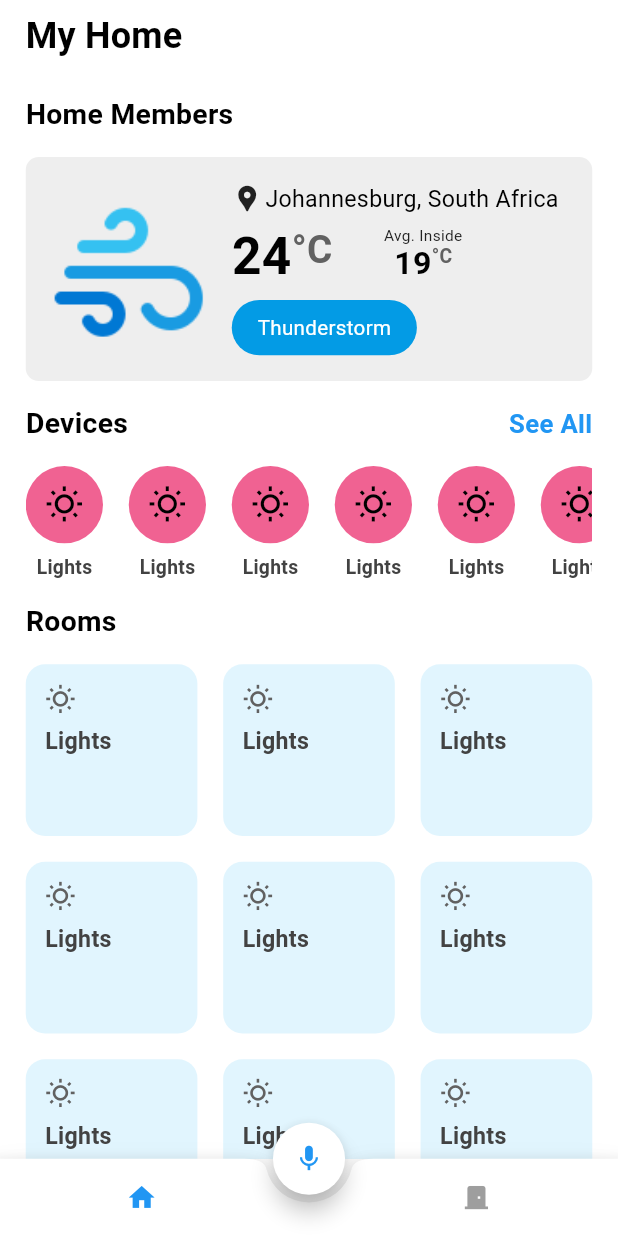
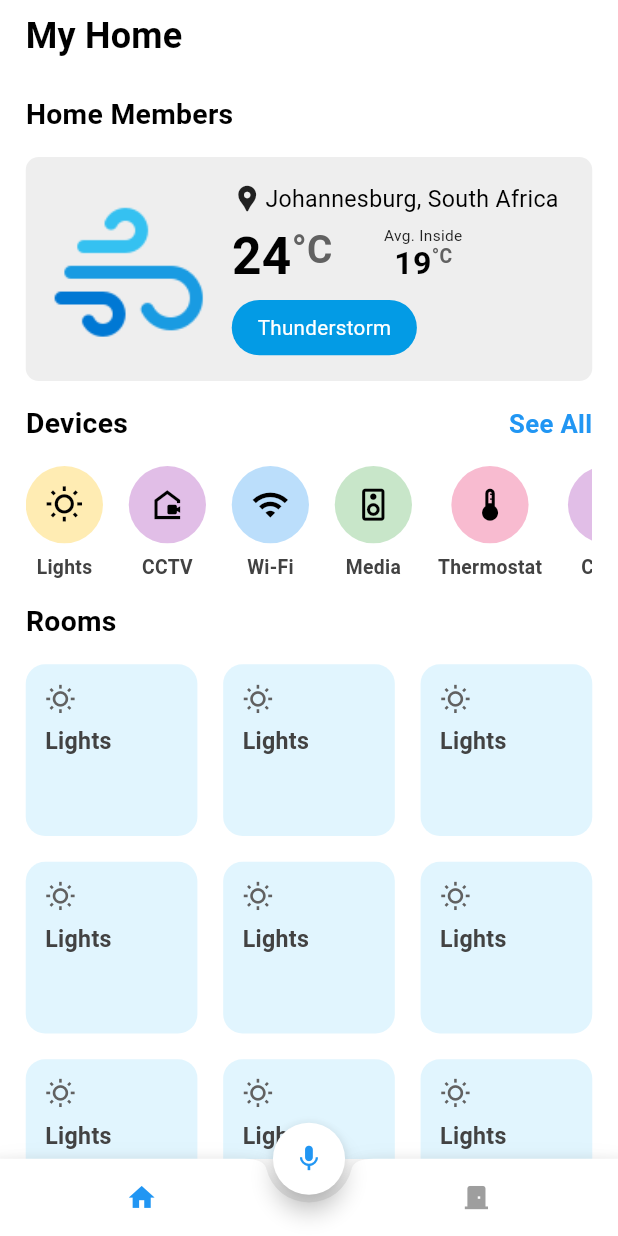
Before and after one commit to MAYasin/sync_home, a Flutter app: the screen it shows after launch, on a phone screen of 412 x 824 dp. Run offline on Flutter 3.47's test engine with Material 2 defaults, Android fonts, the phone set to English and light mode, and no system bars; our stand-ins replace get, google_fonts, responsive_framework.

Commit message:
items filled in

```diff
--- a/lib/ui/views/home_view/home_view.dart
+++ b/lib/ui/views/home_view/home_view.dart
@@ -64,23 +64,59 @@ class HomeView extends StatelessWidget {
           scrollDirection: Axis.horizontal,
           child: Row(
             children: const [
-              CircularDeviceButton(),
+              CircularDeviceButton(
+                title: 'Lights',
+                icon: Icons.wb_sunny_outlined,
+                color: Colors.amber,
+              ),
               SizedBox(width: 20),
-              CircularDeviceButton(),
+              CircularDeviceButton(
+                title: 'CCTV',
+                icon: Icons.camera_outdoor_outlined,
+                color: Colors.purple,
+              ),
               SizedBox(width: 20),
-              CircularDeviceButton(),
+              CircularDeviceButton(
+                title: 'Wi-Fi',
+                icon: Icons.wifi_outlined,
+                color: Colors.blue,
+              ),
               SizedBox(width: 20),
-              CircularDeviceButton(),
+              CircularDeviceButton(
+                title: 'Media',
+                icon: Icons.speaker_outlined,
+                color: Colors.green,
+              ),
               SizedBox(width: 20),
-              CircularDeviceButton(),
+              CircularDeviceButton(
+                title: 'Thermostat',
+                icon: Icons.thermostat_outlined,
+                color: Colors.pink,
+              ),
               SizedBox(width: 20),
-              CircularDeviceButton(),
+              CircularDeviceButton(
+                title: 'CCTV',
+                icon: Icons.camera_outdoor_outlined,
+                color: Colors.purple,
+              ),
               SizedBox(width: 20),
-              CircularDeviceButton(),
+              CircularDeviceButton(
+                title: 'Wi-Fi',
+                icon: Icons.wifi_outlined,
+                color: Colors.blue,
+              ),
               SizedBox(width: 20),
-              CircularDeviceButton(),
+              CircularDeviceButton(
+                title: 'Media',
+                icon: Icons.speaker_outlined,
+                color: Colors.green,
+              ),
               SizedBox(width: 20),
-              CircularDeviceButton(),
+              CircularDeviceButton(
+                title: 'Thermostat',
+                icon: Icons.thermostat_outlined,
+                color: Colors.pink,
+              ),
             ],
           ),
         ),
@@ -150,7 +186,14 @@ class HomeView extends StatelessWidget {
 class CircularDeviceButton extends StatelessWidget {
   const CircularDeviceButton({
     Key? key,
+    required this.title,
+    required this.icon,
+    required this.color,
   }) : super(key: key);
+
+  final String title;
+  final IconData icon;
+  final MaterialColor color;
 
   @override
   Widget build(BuildContext context) {
@@ -158,11 +201,11 @@ class CircularDeviceButton extends StatelessWidget {
       children: [
         CircleAvatar(
           radius: 30,
-          backgroundColor: Colors.pink[300],
+          backgroundColor: color[100],
           child: IconButton(
             onPressed: () {},
-            icon: const Icon(
-              Icons.wb_sunny_outlined,
+            icon: Icon(
+              icon,
               color: Colors.black,
               size: 30,
             ),
@@ -172,7 +215,7 @@ class CircularDeviceButton extends StatelessWidget {
           height: 10,
         ),
         Text(
-          'Lights',
+          title,
           style: TextStyle(
             color: Colors.grey[800],
             fontSize: 15,
```
